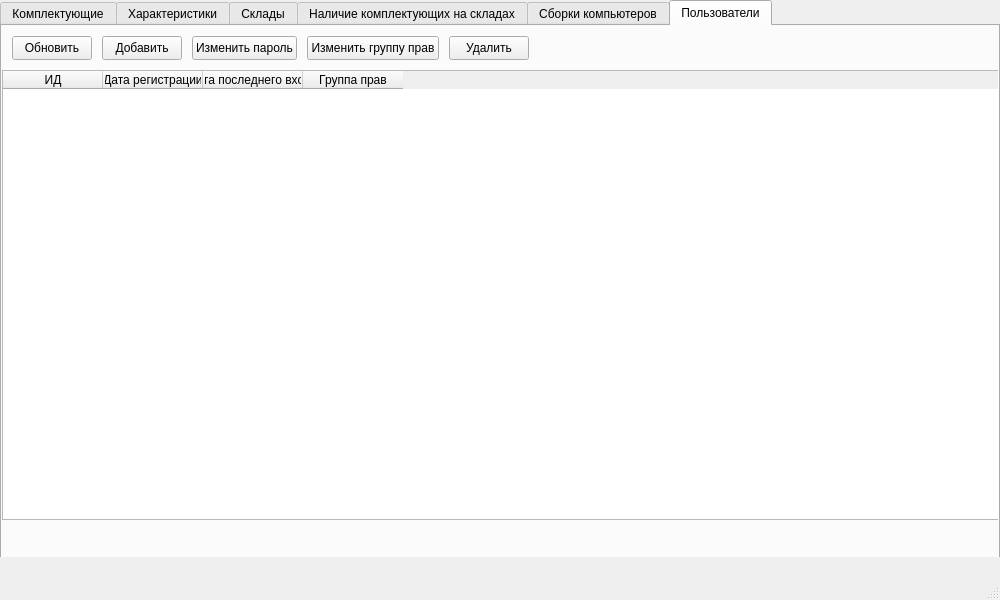
The window that src/mainwindow.ui (f0rw4rd-dev/hse-hsms-wpf) describes before a commit, drawn with Qt 5.
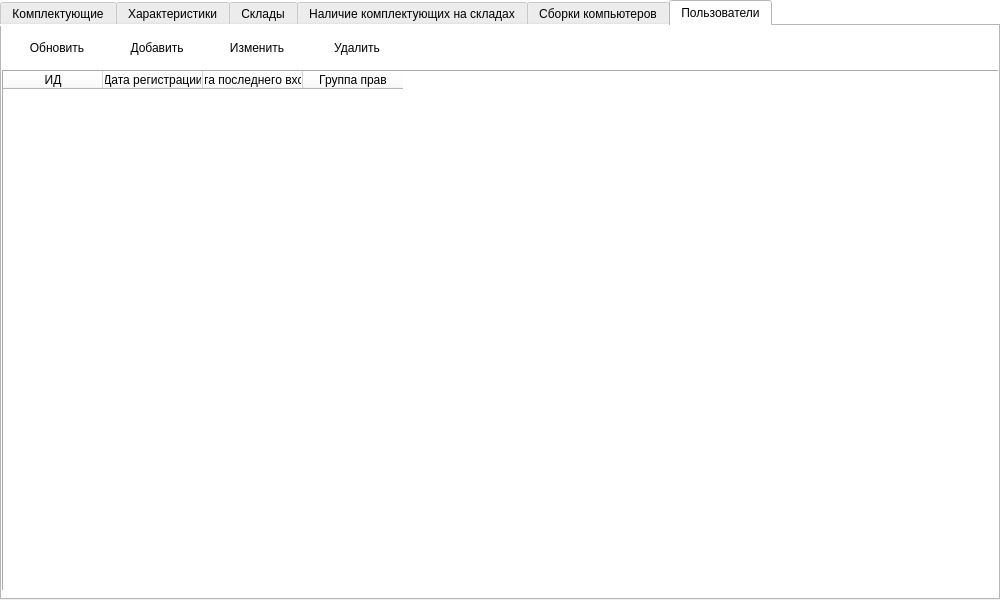
The same window after the commit. The open tabs and pages were chosen to show the change. Icons and pictures are not drawn.

Commit message: CRUD for users is done

The edit to the form file:
```diff
--- a/src/mainwindow.ui
+++ b/src/mainwindow.ui
@@ -13,6 +13,9 @@
   <property name="windowTitle">
    <string>MainWindow</string>
   </property>
+  <property name="styleSheet">
+   <string notr="true">background-color: rgb(255, 255, 255);</string>
+  </property>
   <widget class="QWidget" name="centralwidget">
    <widget class="QStackedWidget" name="stackedWidget">
     <property name="geometry">
@@ -20,7 +23,7 @@
       <x>0</x>
       <y>0</y>
       <width>1000</width>
-      <height>557</height>
+      <height>601</height>
      </rect>
     </property>
     <property name="currentIndex">
@@ -668,52 +671,120 @@
          <rect>
           <x>10</x>
           <y>10</y>
-          <width>80</width>
+          <width>90</width>
           <height>24</height>
          </rect>
         </property>
+        <property name="styleSheet">
+         <string notr="true">QPushButton
+{
+border: none;
+}</string>
+        </property>
         <property name="text">
          <string>Обновить</string>
         </property>
+        <property name="icon">
+         <iconset>
+          <activeon>:/resources/icons/resources/icons/icons8-update-100.png</activeon>
+         </iconset>
+        </property>
+        <property name="iconSize">
+         <size>
+          <width>24</width>
+          <height>24</height>
+         </size>
+        </property>
        </widget>
        <widget class="QPushButton" name="buttonAddUser">
         <property name="geometry">
          <rect>
-          <x>100</x>
+          <x>110</x>
           <y>10</y>
-          <width>80</width>
+          <width>90</width>
           <height>24</height>
          </rect>
         </property>
+        <property name="styleSheet">
+         <string notr="true">QPushButton
+{
+border: none;
+}</string>
+        </property>
         <property name="text">
          <string>Добавить</string>
         </property>
+        <property name="icon">
+         <iconset>
+          <activeon>:/resources/icons/resources/icons/icons8-insert-page-100.png</activeon>
+         </iconset>
+        </property>
+        <property name="iconSize">
+         <size>
+          <width>24</width>
+          <height>24</height>
+         </size>
+        </property>
        </widget>
        <widget class="QPushButton" name="buttonSetUserPassword">
         <property name="geometry">
          <rect>
-          <x>190</x>
+          <x>210</x>
           <y>10</y>
-          <width>105</width>
+          <width>90</width>
           <height>24</height>
          </rect>
         </property>
+        <property name="styleSheet">
+         <string notr="true">QPushButton
+{
+border: none;
+}</string>
+        </property>
         <property name="text">
-         <string>Изменить пароль</string>
+         <string>Изменить</string>
+        </property>
+        <property name="icon">
+         <iconset>
+          <activeoff>:/resources/icons/resources/icons/icons8-edit-100.png</activeoff>
+         </iconset>
+        </property>
+        <property name="iconSize">
+         <size>
+          <width>24</width>
+          <height>24</height>
+         </size>
         </property>
        </widget>
        <widget class="QPushButton" name="buttonDeleteUser">
         <property name="geometry">
          <rect>
-          <x>447</x>
+          <x>310</x>
           <y>10</y>
-          <width>80</width>
+          <width>90</width>
           <height>24</height>
          </rect>
         </property>
+        <property name="styleSheet">
+         <string notr="true">QPushButton
+{
+border: none;
+}</string>
+        </property>
         <property name="text">
          <string>Удалить</string>
         </property>
+        <property name="icon">
+         <iconset>
+          <activeon>:/resources/icons/resources/icons/icons8-trash-100.png</activeon>
+         </iconset>
+        </property>
+        <property name="iconSize">
+         <size>
+          <width>24</width>
+          <height>24</height>
+         </size>
+        </property>
        </widget>
        <widget class="QTableWidget" name="tableUsers">
         <property name="geometry">
@@ -721,11 +792,11 @@
           <x>0</x>
           <y>44</y>
           <width>1000</width>
-          <height>450</height>
+          <height>521</height>
          </rect>
         </property>
         <property name="frameShape">
-         <enum>QFrame::StyledPanel</enum>
+         <enum>QFrame::Panel</enum>
         </property>
         <property name="editTriggers">
          <set>QAbstractItemView::NoEditTriggers</set>
@@ -775,29 +846,11 @@
          </property>
         </column>
        </widget>
-       <widget class="QPushButton" name="buttonSetUserGroup">
-        <property name="geometry">
-         <rect>
-          <x>305</x>
-          <y>10</y>
-          <width>132</width>
-          <height>24</height>
-         </rect>
-        </property>
-        <property name="text">
-         <string>Изменить группу прав</string>
-        </property>
-       </widget>
       </widget>
      </widget>
     </widget>
    </widget>
   </widget>
-  <widget class="QStatusBar" name="statusbar">
-   <property name="enabled">
-    <bool>false</bool>
-   </property>
-  </widget>
  </widget>
  <resources/>
  <connections/>
```
Left out of the diff: 102 changed lines with no effect on the pictures. The commit also changes 31 other files.
